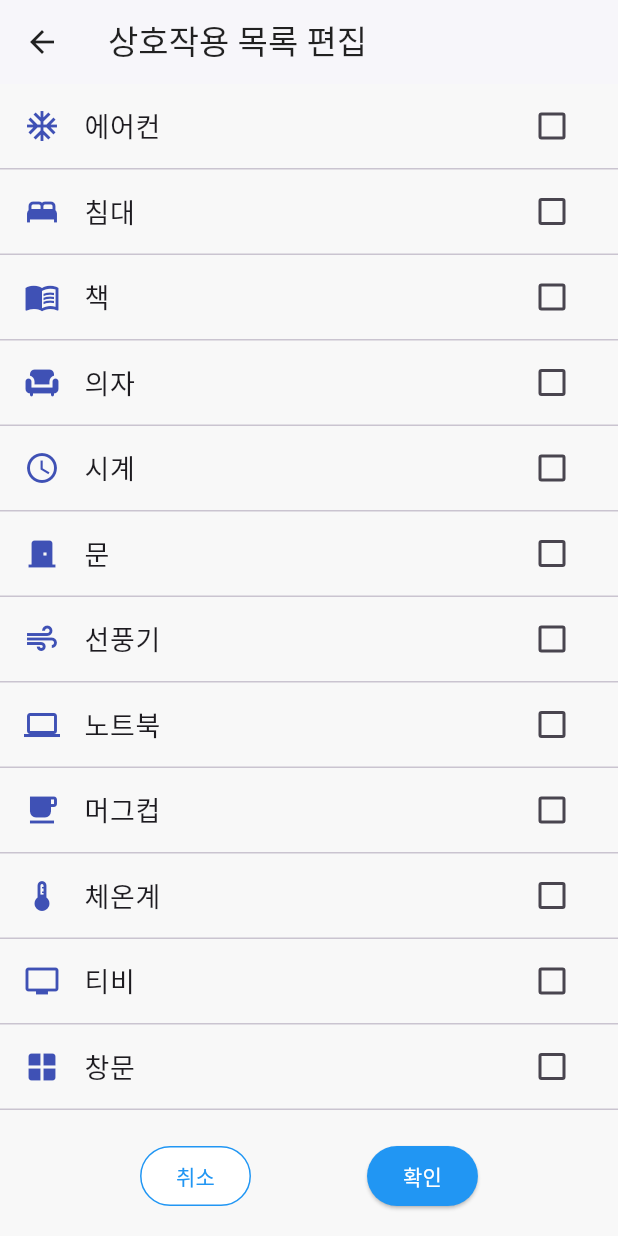
After one commit to ATOSCD/MobileApp, a Flutter app: the screen it shows after launch, after a tap on "상호작용 목록 편집", on a phone screen of 412 x 824 dp. The commit adds this screen. Run offline on Flutter 3.47's test engine with Material 3 defaults, Android fonts, the phone set to English and light mode, and no system bars; our stand-ins replace dio, firebase_core, firebase_messaging, flutter_local_notifications; accounts and stored records are empty; network calls fail.

Commit message:
AR두번째버튼용 카테고리편집기능

```diff
--- /dev/null
+++ b/armobile/lib/edit_category.dart
@@ -0,0 +1,157 @@
+import 'package:flutter/material.dart';
+import 'package:dio/dio.dart';
+import 'user_id.dart';
+import 'server.dart';
+
+class EditCategoryPage extends StatefulWidget {
+  const EditCategoryPage({super.key});
+
+  @override
+  State<EditCategoryPage> createState() => _EditCategoryPageState();
+}
+
+class _EditCategoryPageState extends State<EditCategoryPage> {
+  final String userId = patient;
+
+  final List<Map<String, dynamic>> allItems = [
+    {'title': '에어컨', 'icon': Icons.ac_unit},
+    {'title': '침대', 'icon': Icons.bed},
+    {'title': '책', 'icon': Icons.menu_book},
+    {'title': '의자', 'icon': Icons.chair},
+    {'title': '시계', 'icon': Icons.access_time},
+    {'title': '문', 'icon': Icons.door_front_door},
+    {'title': '선풍기', 'icon': Icons.air},
+    {'title': '노트북', 'icon': Icons.laptop},
+    {'title': '머그컵', 'icon': Icons.local_cafe},
+    {'title': '체온계', 'icon': Icons.thermostat},
+    {'title': '티비', 'icon': Icons.tv},
+    {'title': '창문', 'icon': Icons.window},
+    {'title': '램프', 'icon': Icons.lightbulb},
+    {'title': '휴지', 'icon': Icons.layers},
+  ];
+
+  late List<String> selectedCategories;
+  late List<String> originalSelectedCategories;
+  bool isLoading = true;
+
+  @override
+  void initState() {
+    super.initState();
+    fetchSelectedCategories();
+  }
+
+  Future<void> fetchSelectedCategories() async {
+    try {
+      final response = await Dio().post(
+        'http://$baseUrl/get-selected-category/',
+        data: {'user_id': userId},
+        options: Options(headers: {'Content-Type': 'application/json'}),
+      );
+
+      if (response.statusCode == 200 && response.data is List) {
+        setState(() {
+          selectedCategories = List<String>.from(response.data);
+          originalSelectedCategories = List<String>.from(response.data);
+          isLoading = false;
+        });
+      }
+    } catch (e) {
+      debugPrint('Error fetching categories: $e');
+      setState(() {
+        selectedCategories = [];
+        originalSelectedCategories = [];
+        isLoading = false;
+      });
+    }
+  }
+
+  void onConfirm() async {
+    try {
+      await Dio().post(
+        'http://$baseUrl/select-button-category/',
+        data: {
+          'user_id': userId,
+          'category': selectedCategories,
+        },
+        options: Options(headers: {'Content-Type': 'application/json'}),
+      );
+      Navigator.pop(context);
+    } catch (e) {
+      debugPrint('Error sending categories: $e');
+    }
+  }
+
+  void onCancel() {
+    setState(() {
+      selectedCategories = List<String>.from(originalSelectedCategories);
+    });
+  }
+
+  @override
+  Widget build(BuildContext context) {
+    return Scaffold(
+      appBar: AppBar(
+        title: const Text('상호작용 목록 편집'),
+        backgroundColor: Colors.white,
+        foregroundColor: Colors.black87,
+        elevation: 1,
+      ),
+      backgroundColor: const Color(0xFFF8F8F8),
+      body: isLoading
+          ? const Center(child: CircularProgressIndicator())
+          : Column(
+              children: [
+                Expanded(
+                  child: ListView.separated(
+                    itemCount: allItems.length,
+                    separatorBuilder: (context, index) => const Divider(height: 1),
+                    itemBuilder: (context, index) {
+                      final item = allItems[index];
+                      String category = item['title'];
+                      return CheckboxListTile(
+                        secondary: Icon(item['icon'], color: Colors.indigo),
+                        title: Text(category, style: const TextStyle(fontSize: 18)),
+                        value: selectedCategories.contains(category),
+                        onChanged: (bool? value) {
+                          setState(() {
+                            if (value == true) {
+                              selectedCategories.add(category);
+                            } else {
+                              selectedCategories.remove(category);
+                            }
+                          });
+                        },
+                      );
+                    },
+                  ),
+                ),
+                Padding(
+                  padding: const EdgeInsets.all(16.0),
+                  child: Row(
+                    mainAxisAlignment: MainAxisAlignment.spaceEvenly,
+                    children: [
+                      OutlinedButton(
+                        style: OutlinedButton.styleFrom(
+                          foregroundColor: Colors.blue,
+                          side: const BorderSide(color: Colors.blue),
+                          backgroundColor: Colors.white,
+                        ),
+                        onPressed: onCancel,
+                        child: const Text('취소'),
+                      ),
+                      ElevatedButton(
+                        style: ElevatedButton.styleFrom(
+                          backgroundColor: Colors.blue,
+                          foregroundColor: Colors.white,
+                        ),
+                        onPressed: onConfirm,
+                        child: const Text('확인'),
+                      ),
+                    ],
+                  ),
+                ),
+              ],
+            ),
+    );
+  }
+}
--- a/armobile/lib/main.dart
+++ b/armobile/lib/main.dart
@@ -9,6 +9,7 @@ import 'log.dart';
 import 'connect.dart';
 import 'server.dart';
 import 'user_id.dart';
+import 'edit_category.dart';
 
 // 로컬 알림 플러그인 인스턴스
 final FlutterLocalNotificationsPlugin flutterLocalNotificationsPlugin =
@@ -204,6 +205,17 @@ class _MyAppState extends State<HomePage> {
               color: Colors.redAccent,
               onTap: () => Navigator.push(context, MaterialPageRoute(builder: (_) => const ConnectPage())),
             ),
+            const SizedBox(height: 16),
+            _buildMenuCard(
+              context,
+              title: '상호작용 목록 편집',
+              icon: Icons.edit,
+              color: Colors.orangeAccent,
+              onTap: () => Navigator.push(
+                context,
+                MaterialPageRoute(builder: (_) => const EditCategoryPage()),
+              ),
+            ),
           ],
         ),
       ),
```
